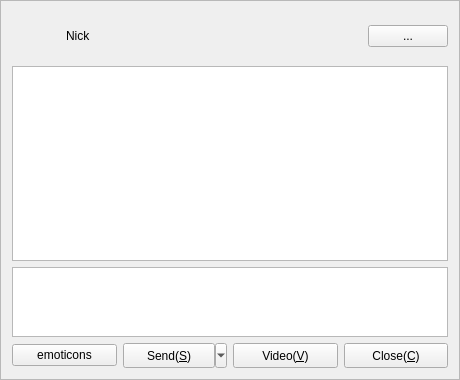
Above: Widgets/FrmMessage/FrmMessage.ui from KangLin/RabbitIm before the change. Below: the same form after it.
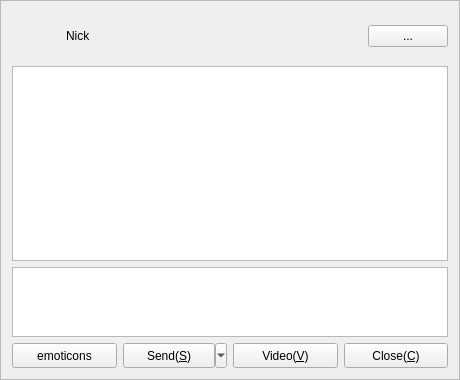
That is the form after the change. Icons and pictures are not drawn. Custom widgets are drawn as their Qt base class.

Commit message: 对话框按钮在手机平台是只显示图标

```diff
--- a/Widgets/FrmMessage/FrmMessage.ui
+++ b/Widgets/FrmMessage/FrmMessage.ui
@@ -131,6 +131,12 @@
     <layout class="QHBoxLayout" name="horizontalLayout">
      <item>
       <widget class="QPushButton" name="pbEmoticons">
+       <property name="sizePolicy">
+        <sizepolicy hsizetype="Preferred" vsizetype="Preferred">
+         <horstretch>0</horstretch>
+         <verstretch>0</verstretch>
+        </sizepolicy>
+       </property>
        <property name="text">
         <string>emoticons</string>
        </property>
```
The commit also changes 1 other file.
